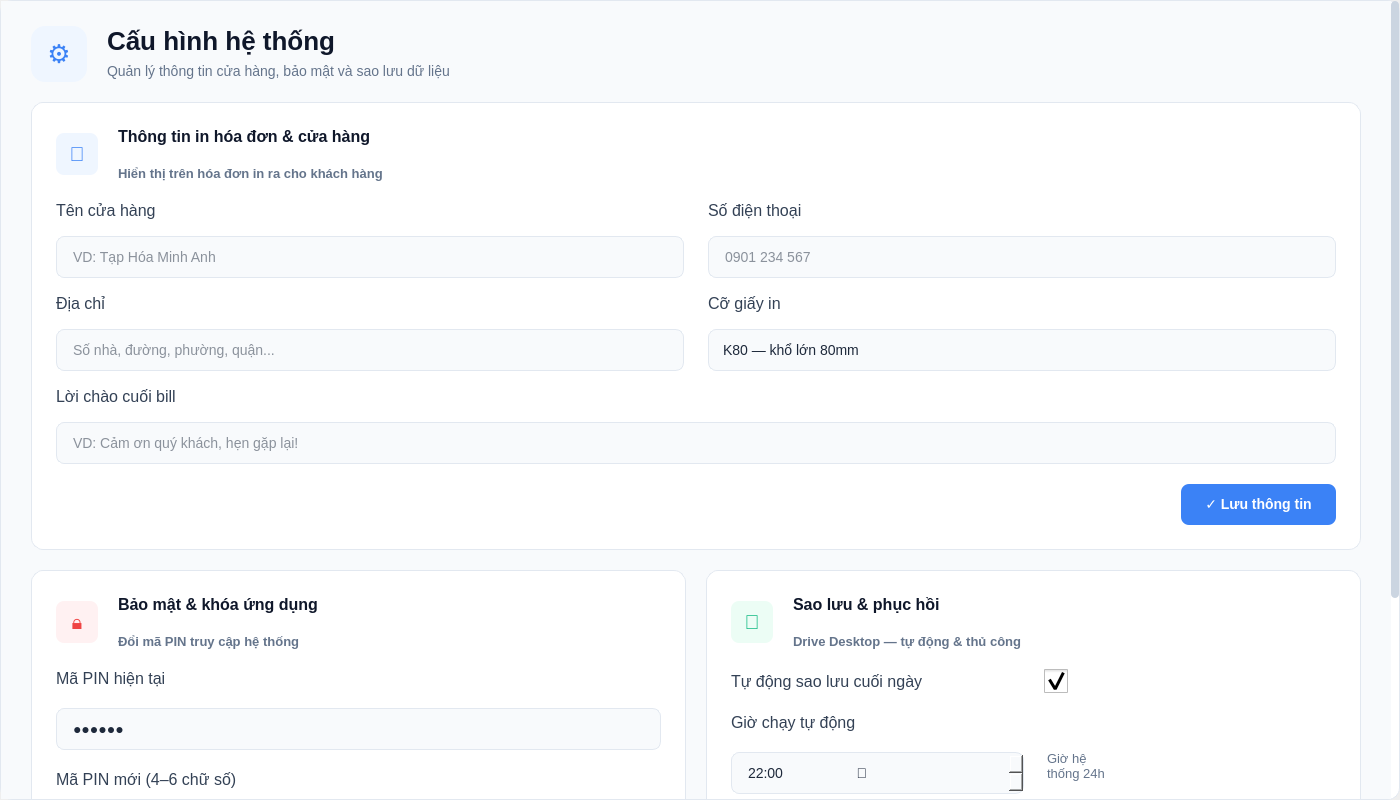
The window that app/modules/setting/ui/views/setting_widget.ui (minhtoan3131/stationpos-python-coursework-basic) describes before a commit, drawn with Qt 5.
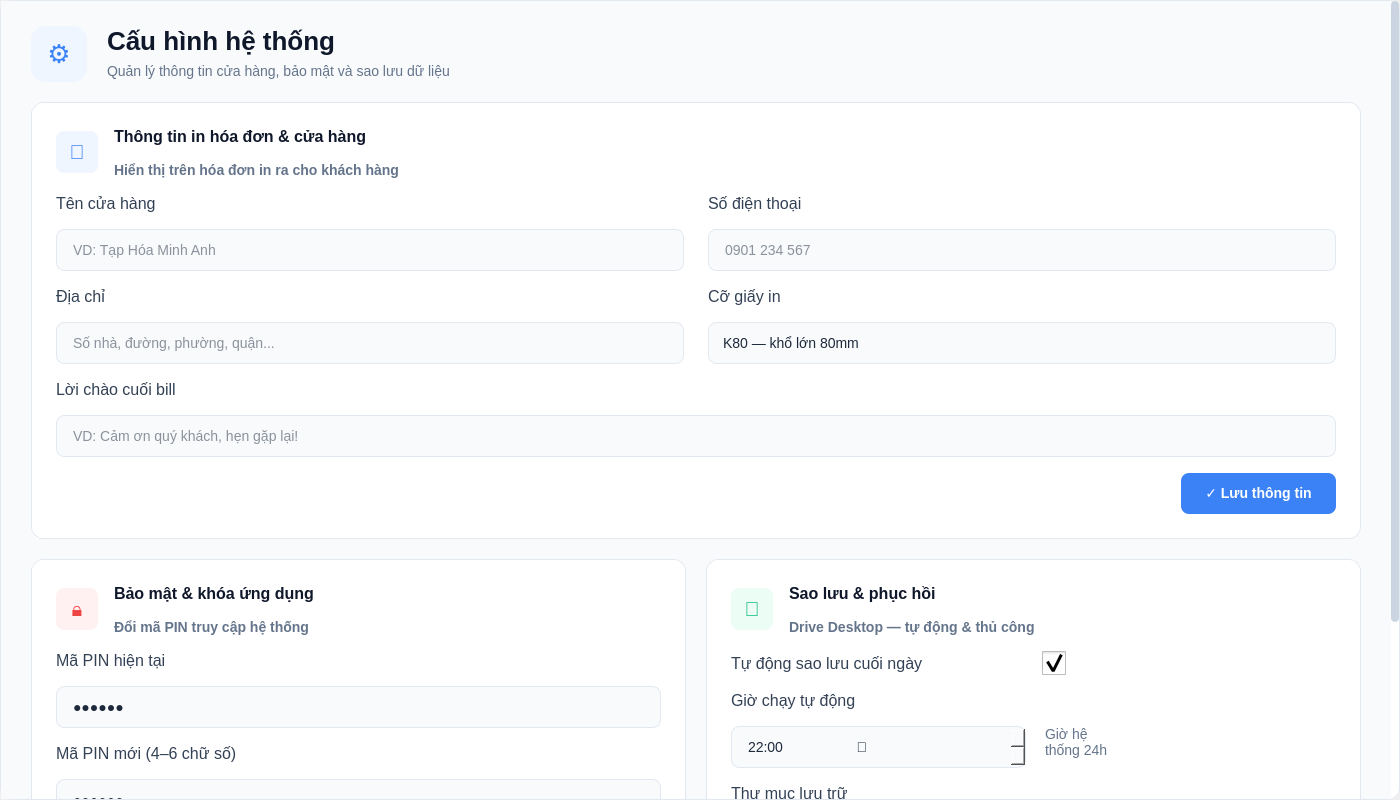
The same window after the commit.

Diff of the .ui file:
```diff
--- a/app/modules/setting/ui/views/setting_widget.ui
+++ b/app/modules/setting/ui/views/setting_widget.ui
@@ -60,7 +60,6 @@
     color: #334155;
 }
 
-/* Các tiêu đề được đồng bộ hóa từ home_welcome.ui */
 QLabel#label_title {
     font-size: 26px;
     font-weight: 800;
@@ -78,7 +77,7 @@
 }
 
 QLabel#label_store_sub, QLabel#label_sec_sub, QLabel#label_backup_sub {
-    font-size: 13px;
+    font-size: 14px;
     font-weight: 600;
     color: #64748b;
 }
@@ -185,7 +184,7 @@
         <x>0</x>
         <y>0</y>
         <width>1390</width>
-        <height>1103</height>
+        <height>1081</height>
        </rect>
       </property>
       <layout class="QVBoxLayout" name="verticalLayout_main">
@@ -272,7 +271,7 @@
         <widget class="QFrame" name="frame_store">
          <layout class="QVBoxLayout" name="verticalLayout_store">
           <property name="spacing">
-           <number>20</number>
+           <number>16</number>
           </property>
           <property name="leftMargin">
            <number>24</number>
@@ -457,7 +456,7 @@
           <widget class="QFrame" name="frame_security">
            <layout class="QVBoxLayout" name="verticalLayout_sec">
             <property name="spacing">
-             <number>20</number>
+             <number>16</number>
             </property>
             <property name="leftMargin">
              <number>24</number>
@@ -614,7 +613,7 @@
           <widget class="QFrame" name="frame_backup">
            <layout class="QVBoxLayout" name="verticalLayout_backup">
             <property name="spacing">
-             <number>20</number>
+             <number>16</number>
             </property>
             <property name="leftMargin">
              <number>24</number>
@@ -728,7 +727,7 @@
                <widget class="QLabel" name="lbl_time_helper">
                 <property name="styleSheet">
                  <string>color: #64748b;
-font-size: 13px; margin-top: 25px;</string>
+font-size: 14px; margin-top: 25px;</string>
                 </property>
                 <property name="text">
                  <string>Giờ hệ
```
